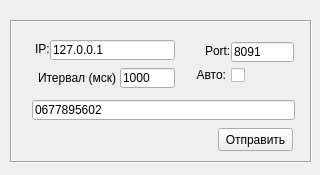
Qt form SupportServer/frmMain.ui (djdenkrrog/support) before a commit.
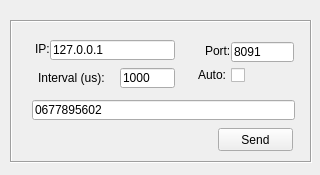
The same form after that commit.

Commit message: Translated into English "SupportServer"

Diff of the .ui file:
```diff
--- a/SupportServer/frmMain.ui
+++ b/SupportServer/frmMain.ui
@@ -70,7 +70,7 @@
       </rect>
      </property>
      <property name="text">
-      <string>Отправить</string>
+      <string>Send</string>
      </property>
     </widget>
     <widget class="QLabel" name="lblPort">
@@ -99,7 +99,7 @@
       <enum>Qt::RightToLeft</enum>
      </property>
      <property name="text">
-      <string>Авто:</string>
+      <string>Auto:</string>
      </property>
     </widget>
     <widget class="QLineEdit" name="edtPhone">
@@ -164,7 +164,7 @@
       </rect>
      </property>
      <property name="text">
-      <string>Итервал (мск):</string>
+      <string>Interval (us):</string>
      </property>
     </widget>
    </widget>
```
The commit also changes 1 other file.
